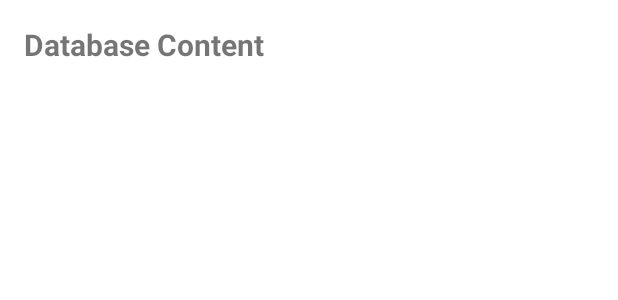
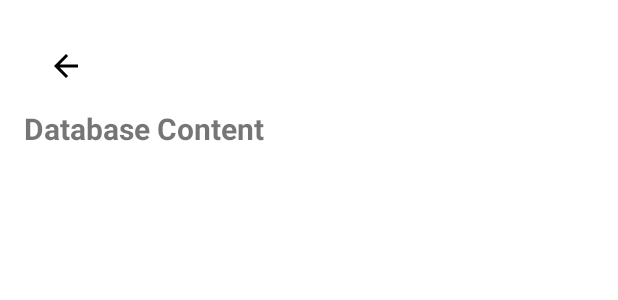
Before and after one commit to phanvankhanh21082002/do_an_moi_2-6, an Android app: the layout activity_show_database.xml on its own in the app's theme, with its tools: preview values and no code run, on a phone screen of 412 x 824 dp. Shown: the top 300 px of the screen. Run offline under Robolectric (Android 15) with nearby library versions, the phone set to English and light mode, and no system bars.

Commit message:
updated FrontEnd - 08/06/24

```diff
--- /dev/null
+++ b/app/src/main/res/drawable/baseline_arrow_back_24.xml
@@ -0,0 +1,5 @@
+<vector xmlns:android="http://schemas.android.com/apk/res/android" android:autoMirrored="true" android:height="24dp" android:tint="#000000" android:viewportHeight="24" android:viewportWidth="24" android:width="24dp">
+
+    <path android:fillColor="@android:color/white" android:pathData="M20,11H7.83l5.59,-5.59L12,4l-8,8 8,8 1.41,-1.41L7.83,13H20v-2z"/>
+
+</vector>
--- a/app/src/main/res/layout/activity_show_database.xml
+++ b/app/src/main/res/layout/activity_show_database.xml
@@ -1,11 +1,20 @@
 <?xml version="1.0" encoding="utf-8"?>
 <LinearLayout xmlns:android="http://schemas.android.com/apk/res/android"
+    xmlns:tools="http://schemas.android.com/tools"
+    xmlns:app="http://schemas.android.com/apk/res-auto"
     android:layout_width="match_parent"
     android:layout_height="match_parent"
-    xmlns:tools="http://schemas.android.com/tools"
     android:orientation="vertical"
     android:padding="16dp"
     tools:context=".ui.apk_scan.ShowDatabaseActivity">
+
+
+    <com.google.android.material.appbar.MaterialToolbar
+        android:id="@+id/toolbar"
+        android:layout_width="match_parent"
+        android:layout_height="?attr/actionBarSize"
+        android:background="#00617B80"
+        app:navigationIcon="@drawable/baseline_arrow_back_24" />
 
     <TextView
         android:id="@+id/tvDatabaseContent"
@@ -26,6 +35,5 @@
             android:layout_height="wrap_content"
             android:textStyle="bold"
             android:text="" />
-
     </ScrollView>
 </LinearLayout>
--- a/app/src/main/res/layout/fragment_apk_scan.xml
+++ b/app/src/main/res/layout/fragment_apk_scan.xml
@@ -25,6 +25,7 @@
         android:layout_width="220dp"
         android:layout_height="wrap_content"
         style="@style/CustomButton"
+        android:layout_alignParentStart="true"
         android:layout_centerHorizontal="true"
         android:layout_marginTop="100dp"
         android:fadingEdge="horizontal"
@@ -46,6 +47,7 @@
         android:layout_width="220dp"
         android:layout_height="wrap_content"
         style="@style/CustomButton"
+        android:layout_alignParentStart="true"
         android:layout_below="@+id/selectedFileTextView"
         android:layout_centerHorizontal="true"
         android:layout_marginTop="24dp"
--- a/app/src/main/res/menu/activity_main_drawer.xml
+++ b/app/src/main/res/menu/activity_main_drawer.xml
@@ -13,6 +13,10 @@
             android:icon="@drawable/scan_apk"
             android:title="@string/menu_apk_scan" />
         <item
+            android:id="@+id/nav_database"
+            android:icon="@drawable/ic_menu_results"
+            android:title="@string/menu_db_show" />
+        <item
             android:id="@+id/nav_about_us"
             android:icon="@drawable/team"
             android:title="@string/menu_about_us" />
--- a/app/src/main/res/navigation/nav_graph.xml
+++ b/app/src/main/res/navigation/nav_graph.xml
@@ -17,6 +17,12 @@
         android:label="@string/apk_scan_label"
         tools:layout="@layout/fragment_apk_scan"/>
 
+    <activity
+        android:id="@+id/nav_database"
+        android:name="com.example.do_an.ui.apk_scan.ShowDatabaseActivity"
+        android:label="@string/database_label"
+        tools:layout="@layout/activity_show_database"/>
+
     <fragment
         android:id="@+id/nav_about_us"
         android:name="com.example.do_an.ui.about_us.AboutUs"
--- a/app/src/main/res/values/strings.xml
+++ b/app/src/main/res/values/strings.xml
@@ -5,6 +5,7 @@
     <!--    Fragment names -->
     <string name="apk_scan_label">APK Scan</string>
     <string name="about_us_label">About Us</string>
+    <string name="database_label">Results</string>
 
     <!--    Scan APK fragment contents-->
     <string name="sc_file_name">File name:</string>
@@ -28,6 +29,7 @@
     <string name="nav_header_desc">Navigation header</string>
     <string name="menu_home">Home</string>
     <string name="menu_apk_scan">APK Scan</string>
+    <string name="menu_db_show">Results</string>"
     <string name="menu_about_us">About Us</string>
     <string name="menu_permission_list">Permission List</string>
 
```
Also changed, not shown: app/src/main/AndroidManifest.xml (+6 -2 lines), app/src/main/java/com/example/do_an/MainActivity.java (+6 -1 lines), app/src/main/java/com/example/do_an/ui/apk_scan/ShowDatabaseActivity.java (+20 -1 lines), app/src/main/res/drawable/ic_menu_results.png (added), 1 other file.
